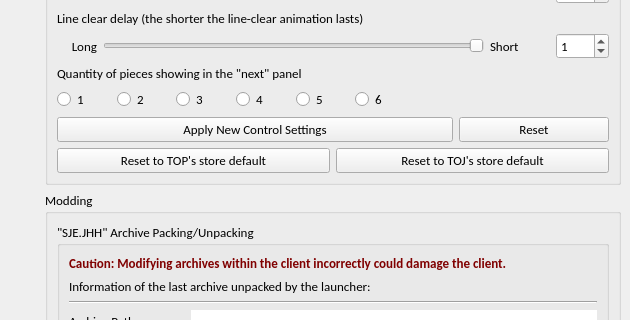
Old version of the form TOPLauncher/SettingsWidget.ui in the repository BSoD-Ultimate/TOPLauncher; both pictures show x 0 to 630 and y 558 to 878 of the 630 by 1068 pixel window.
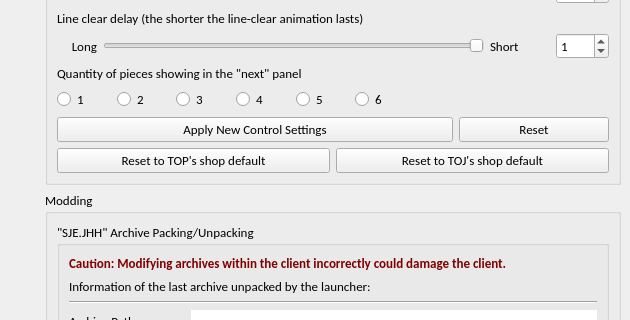
New version of the form. Icons and pictures are not drawn.

What changed in the file:
```diff
--- a/TOPLauncher/SettingsWidget.ui
+++ b/TOPLauncher/SettingsWidget.ui
@@ -954,7 +954,7 @@
                </size>
               </property>
               <property name="text">
-               <string>Reset to TOP's store default</string>
+               <string>Reset to TOP's shop default</string>
               </property>
              </widget>
             </item>
@@ -976,7 +976,7 @@
                </size>
               </property>
               <property name="text">
-               <string>Reset to TOJ's store default</string>
+               <string>Reset to TOJ's shop default</string>
               </property>
              </widget>
             </item>
```
